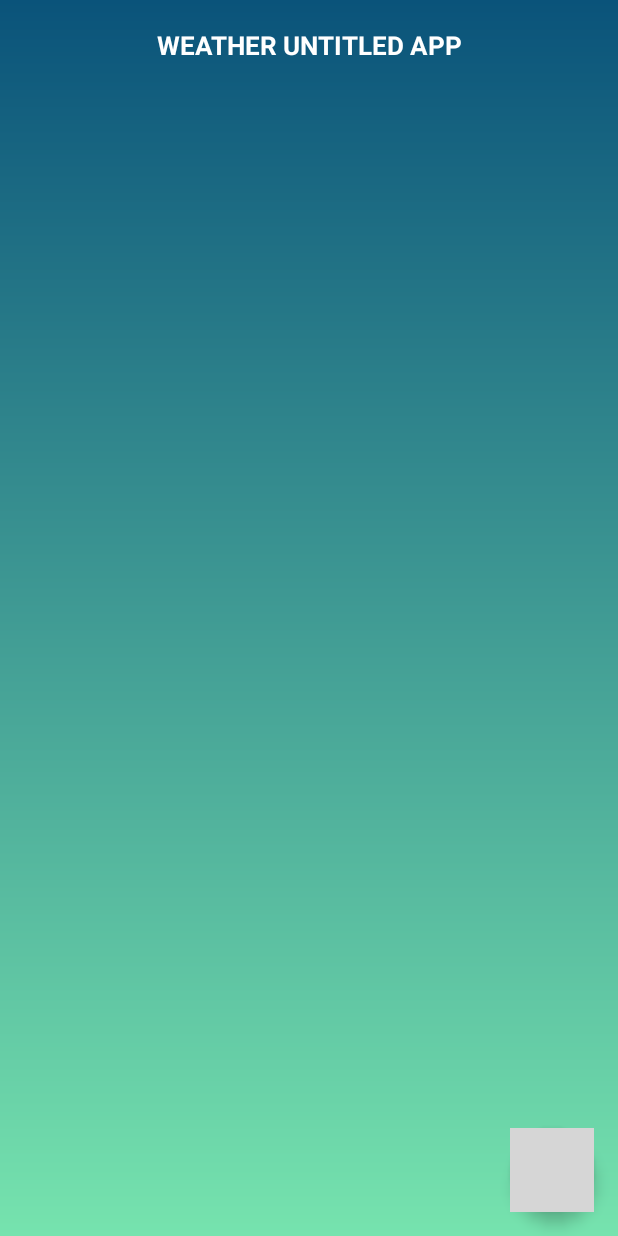
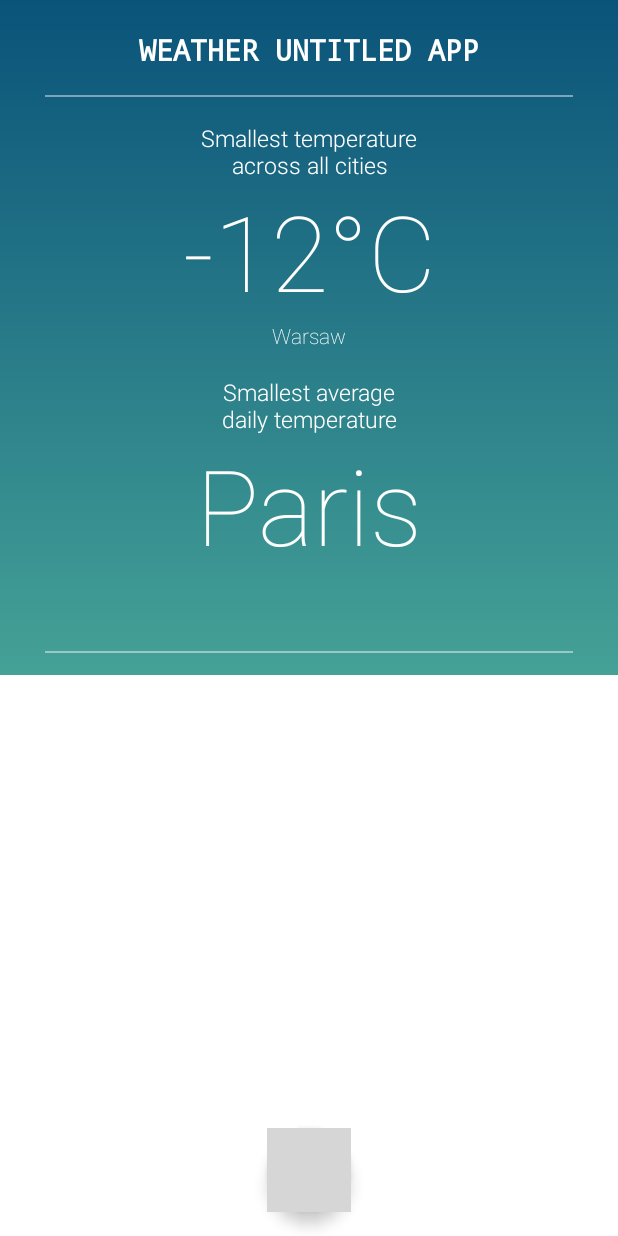
Before and after one commit to Colderz/Weather-app-cities, an Android app: the screen it shows after launch (MainActivity), on a phone screen of 412 x 824 dp. Run offline under Robolectric (Android 15) with nearby library versions, the phone set to English and light mode, and no system bars; our stand-ins replace Dagger/Hilt's generated code; grey boxes are pictures that could not be loaded.

Commit message:
Modifications and adjusting the appearance of the application

```diff
--- a/app/src/main/java/pakiet/arkadiuszzimny/recruitmentweatherapp/MainActivity.kt
+++ b/app/src/main/java/pakiet/arkadiuszzimny/recruitmentweatherapp/MainActivity.kt
@@ -6,6 +6,7 @@ import android.view.animation.AccelerateDecelerateInterpolator
 import android.view.animation.AnimationUtils
 import androidx.core.content.ContextCompat
 import androidx.core.view.isVisible
+import androidx.fragment.app.Fragment
 import pakiet.arkadiuszzimny.recruitmentweatherapp.databinding.ActivityMainBinding
 
 class MainActivity : AppCompatActivity() {
@@ -21,7 +22,7 @@ class MainActivity : AppCompatActivity() {
         setFragment(fragment)
     }
 
-    private fun setFragment(fragment: MainFragment) {
+    private fun setFragment(fragment: Fragment) {
         supportFragmentManager.beginTransaction()
             .replace(R.id.fragmentContainer, fragment)
             .commit()
--- a/app/src/main/java/pakiet/arkadiuszzimny/recruitmentweatherapp/MainFragment.kt
+++ b/app/src/main/java/pakiet/arkadiuszzimny/recruitmentweatherapp/MainFragment.kt
@@ -6,6 +6,8 @@ import android.view.View
 import android.view.ViewGroup
 import android.view.animation.AccelerateDecelerateInterpolator
 import android.view.animation.AnimationUtils
+import androidx.core.content.ContextCompat
+import androidx.core.view.isVisible
 import androidx.fragment.app.Fragment
 import pakiet.arkadiuszzimny.recruitmentweatherapp.databinding.MainFragmentLayoutBinding
 
@@ -20,11 +22,20 @@ class MainFragment: Fragment() {
     ): View? {
         binding = MainFragmentLayoutBinding.inflate(inflater, container, false)
 
-        val animation = AnimationUtils.loadAnimation(context, R.anim.circle_scale_anim).apply {
+        val animation = AnimationUtils.loadAnimation(context, R.anim.circle_scale_enter_from).apply {
             duration = 700
             interpolator = AccelerateDecelerateInterpolator()
         }
 
+        binding.floatingButtonList.setOnClickListener {
+            binding.floatingButtonList.isVisible = false
+            binding.circleView.isVisible = true
+            binding.circleView.startAnimation(animation) {
+                binding.root.setBackgroundColor(ContextCompat.getColor(requireContext(), R.color.colorPrimary))
+                binding.circleView.isVisible = false
+                binding.botttomListLayout.isVisible = false
+            }
+        }
 
         return binding.root
     }
--- /dev/null
+++ b/app/src/main/res/anim/circle_scale_enter_to.xml
@@ -0,0 +1,11 @@
+<?xml version="1.0" encoding="utf-8"?>
+<set xmlns:android="http://schemas.android.com/apk/res/android">
+
+    <scale android:pivotX="50%"
+        android:pivotY="50%"
+        android:fromXScale="40"
+        android:fromYScale="40"
+        android:toXScale="0"
+        android:toYScale="0" />
+
+</set>
--- a/app/src/main/res/layout/main_fragment_layout.xml
+++ b/app/src/main/res/layout/main_fragment_layout.xml
@@ -1,21 +1,156 @@
 <?xml version="1.0" encoding="utf-8"?>
 <androidx.constraintlayout.widget.ConstraintLayout xmlns:android="http://schemas.android.com/apk/res/android"
+    xmlns:app="http://schemas.android.com/apk/res-auto"
+    xmlns:tools="http://schemas.android.com/tools"
     android:layout_width="match_parent"
     android:layout_height="match_parent"
-    xmlns:app="http://schemas.android.com/apk/res-auto"
     android:background="@drawable/gradient_bg">
+
+    <View
+        android:id="@+id/view2"
+        android:layout_width="match_parent"
+        android:layout_height="1dp"
+        android:layout_marginHorizontal="30dp"
+        android:alpha="0.45"
+        android:background="@color/colorWhite"
+        app:layout_constraintBottom_toTopOf="@+id/textView2"
+        app:layout_constraintEnd_toEndOf="parent"
+        app:layout_constraintStart_toStartOf="parent"
+        app:layout_constraintTop_toBottomOf="@+id/textView" />
+
+    <TextView
+        android:id="@+id/textView2"
+        android:layout_width="170dp"
+        android:layout_height="wrap_content"
+        android:layout_marginTop="35dp"
+        android:gravity="center"
+        android:fontFamily="sans-serif-light"
+        android:text="Smallest temperature across all cities"
+        android:textColor="@color/colorWhite"
+        android:textSize="15sp"
+        app:layout_constraintEnd_toEndOf="parent"
+        app:layout_constraintStart_toStartOf="parent"
+        app:layout_constraintTop_toBottomOf="@+id/textView" />
+
+
+    <LinearLayout
+        android:id="@+id/textTempSmallestLL"
+        android:layout_width="wrap_content"
+        android:layout_height="wrap_content"
+        android:orientation="horizontal"
+        app:layout_constraintEnd_toEndOf="parent"
+        app:layout_constraintStart_toStartOf="parent"
+        app:layout_constraintTop_toBottomOf="@+id/textView2">
+
+        <TextView
+            android:layout_width="wrap_content"
+            android:layout_height="wrap_content"
+            android:fontFamily="sans-serif-thin"
+            android:gravity="center"
+            android:text="-12"
+            android:textColor="@color/colorWhite"
+            android:textSize="70sp" />
+
+        <TextView
+            android:layout_width="wrap_content"
+            android:layout_height="wrap_content"
+            android:fontFamily="sans-serif-thin"
+            android:gravity="center"
+            android:text="°C"
+            android:textColor="@color/colorWhite"
+            android:textSize="70sp"/>
+
+    </LinearLayout>
+
+
+    <TextView
+        android:id="@+id/smallestCityTemp"
+        android:layout_width="wrap_content"
+        android:layout_height="wrap_content"
+        android:fontFamily="sans-serif-thin"
+        android:text="Warsaw"
+        android:textColor="@color/colorWhite"
+        app:layout_constraintEnd_toEndOf="parent"
+        app:layout_constraintStart_toStartOf="parent"
+        app:layout_constraintTop_toBottomOf="@+id/textTempSmallestLL" />
+
+    <TextView
+        android:id="@+id/textView4"
+        android:layout_width="140dp"
+        android:layout_height="wrap_content"
+        android:layout_marginTop="17dp"
+        android:fontFamily="sans-serif-light"
+        android:gravity="center"
+        android:text="Smallest average daily temperature"
+        android:textColor="@color/colorWhite"
+        android:textSize="15sp"
+        app:layout_constraintEnd_toEndOf="parent"
+        app:layout_constraintStart_toStartOf="parent"
+        app:layout_constraintTop_toBottomOf="@+id/smallestCityTemp" />
+
+    <TextView
+        android:id="@+id/textView"
+        android:layout_width="wrap_content"
+        android:layout_height="wrap_content"
+        android:layout_marginTop="20dp"
+        android:fontFamily="monospace"
+        android:text="WEATHER UNTITLED APP"
+        android:textColor="@android:color/white"
+        android:textSize="19sp"
+        android:textStyle="bold"
+        app:layout_constraintEnd_toEndOf="parent"
+        app:layout_constraintStart_toStartOf="parent"
+        app:layout_constraintTop_toTopOf="parent" />
+
+    <TextView
+        android:id="@+id/textCityAverage"
+        android:layout_width="0dp"
+        android:layout_height="wrap_content"
+        android:fontFamily="sans-serif-thin"
+        android:gravity="center"
+        android:text="Paris"
+        android:textColor="@color/colorWhite"
+        android:textSize="70sp"
+        app:layout_constraintEnd_toEndOf="parent"
+        app:layout_constraintStart_toStartOf="parent"
+        app:layout_constraintTop_toBottomOf="@+id/textView4" />
+
+    <View
+        android:layout_width="match_parent"
+        android:layout_height="1dp"
+        android:layout_marginHorizontal="30dp"
+        android:layout_marginBottom="10dp"
+        android:alpha="0.45"
+        android:background="@color/colorWhite"
+        app:layout_constraintBottom_toTopOf="@+id/botttomListLayout"
+        app:layout_constraintEnd_toEndOf="parent"
+        app:layout_constraintStart_toStartOf="parent"
+        app:layout_constraintTop_toBottomOf="@+id/textCityAverage" />
+
+
+    <LinearLayout
+        android:id="@+id/botttomListLayout"
+        android:layout_width="match_parent"
+        android:layout_height="match_parent"
+        android:layout_marginTop="450dp"
+        android:background="@color/colorWhite"
+        android:orientation="vertical"
+        app:layout_constraintTop_toBottomOf="@+id/textView">
+
+
+    </LinearLayout>
 
     <com.google.android.material.floatingactionbutton.FloatingActionButton
         android:id="@+id/floatingButtonList"
         android:layout_width="wrap_content"
         android:layout_height="wrap_content"
-        android:backgroundTint="@android:color/white"
+        android:layout_marginBottom="16dp"
+        android:backgroundTint="@color/colorPrimary"
         android:src="@drawable/ic_list"
-        android:tint="@color/colorAccent"
+        android:tint="@color/colorWhite"
         app:layout_constraintBottom_toBottomOf="parent"
         app:layout_constraintEnd_toEndOf="parent"
-        android:layout_marginEnd="16dp"
-        android:layout_marginBottom="16dp"/>
+        app:layout_constraintStart_toStartOf="parent" />
 
     <View
         android:id="@+id/circleView"
@@ -28,17 +163,4 @@
         app:layout_constraintStart_toStartOf="@+id/floatingButtonList"
         app:layout_constraintTop_toTopOf="@+id/floatingButtonList" />
 
-    <TextView
-        android:id="@+id/textView"
-        android:layout_width="wrap_content"
-        android:layout_height="wrap_content"
-        android:layout_marginTop="18dp"
-        android:textSize="17sp"
-        android:textColor="@android:color/white"
-        android:textStyle="bold"
-        android:text="WEATHER UNTITLED APP"
-        app:layout_constraintEnd_toEndOf="parent"
-        app:layout_constraintStart_toStartOf="parent"
-        app:layout_constraintTop_toTopOf="parent" />
-
 </androidx.constraintlayout.widget.ConstraintLayout>
--- a/app/src/main/res/values/colors.xml
+++ b/app/src/main/res/values/colors.xml
@@ -3,4 +3,6 @@
     <color name="colorPrimary">#0a537a</color>
     <color name="colorPrimaryDark">#08405e</color>
     <color name="colorAccent">#76e3ae</color>
+    <color name="colorWhite">#FFFFFF</color>
+    <color name="colorTransparent">#3CF1EBF1</color>
 </resources>
```
Also changed, not shown: app/src/main/res/layout/activity_main.xml (+7 -5 lines), app/src/main/res/anim/circle_scale_enter_from.xml (renamed from app/src/main/res/anim/circle_scale_anim.xml).
